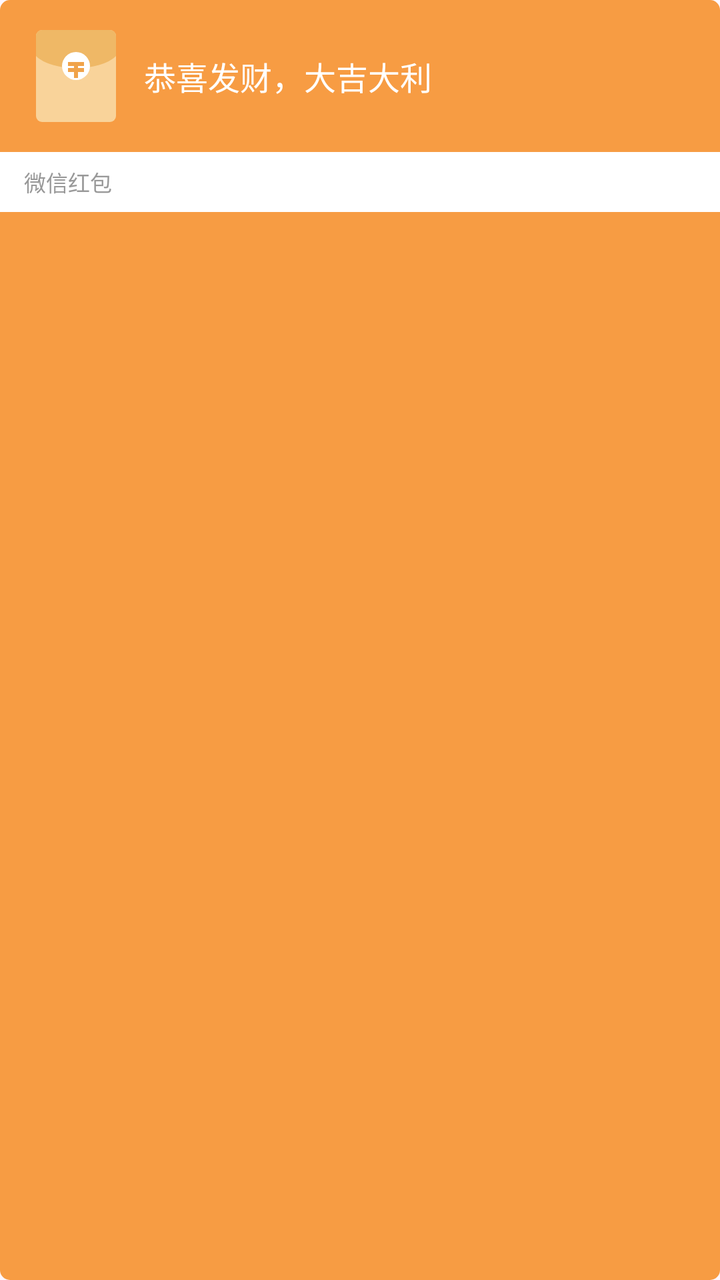
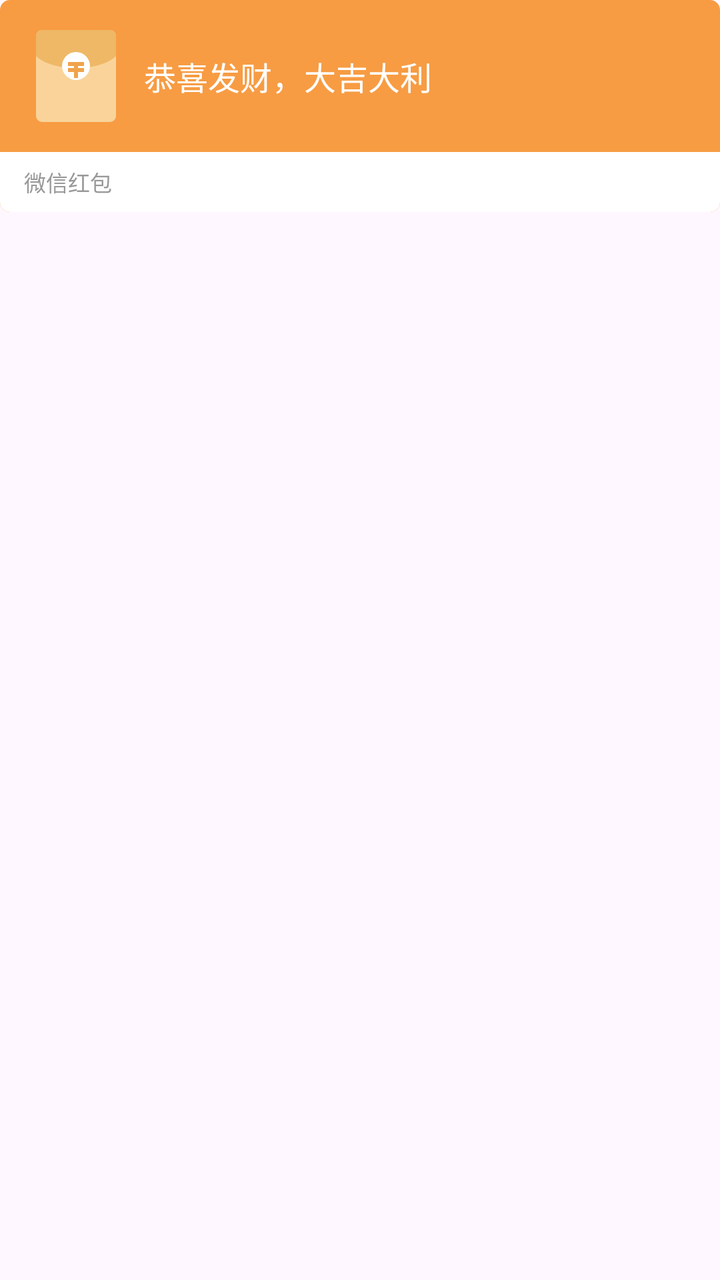

An Android layout rendered at two revisions. The XML below is the earlier revision; the diff shows what the commit changed to produce the second picture.
<!-- AndroidManifest.xml: another module's application theme Theme.KoraIM -->
<!-- res/layout/im_message_item_red_packet.xml -->
<?xml version="1.0" encoding="utf-8"?>
<LinearLayout xmlns:android="http://schemas.android.com/apk/res/android"
    android:layout_width="235dp"
    android:layout_height="wrap_content"
    android:background="@drawable/bg_red_packet_card"
    android:orientation="vertical">

    <LinearLayout
        android:layout_width="match_parent"
        android:layout_height="76dp"
        android:gravity="center_vertical"
        android:orientation="horizontal"
        android:paddingStart="16dp"
        android:paddingEnd="14dp">

        <ImageView
            android:layout_width="44dp"
            android:layout_height="50dp"
            android:contentDescription="红包"
            android:src="@drawable/ic_red_packet_message" />

        <TextView
            android:id="@+id/tv_red_packet_greeting"
            android:layout_width="0dp"
            android:layout_height="wrap_content"
            android:layout_marginStart="12dp"
            android:layout_weight="1"
            android:ellipsize="end"
            android:maxLines="2"
            android:text="恭喜发财，大吉大利"
            android:textColor="#FFFFFFFF"
            android:textSize="16sp" />
    </LinearLayout>

    <TextView
        android:id="@+id/tv_red_packet_state"
        android:layout_width="match_parent"
        android:layout_height="30dp"
        android:background="#FFFFFFFF"
        android:gravity="center_vertical"
        android:paddingStart="12dp"
        android:text="微信红包"
        android:textColor="#FF999999"
        android:textSize="11sp" />
</LinearLayout>
<!-- resources referenced by this layout -->
<resources>
  <!-- drawable bg_red_packet_card (drawable) -->
  <?xml version="1.0" encoding="utf-8"?>
  <shape xmlns:android="http://schemas.android.com/apk/res/android" android:shape="rectangle">
      <solid android:color="#FFF79C43" />
      <corners android:radius="5dp" />
  </shape>
  <!-- drawable ic_red_packet_message (drawable) -->
  <?xml version="1.0" encoding="utf-8"?>
  <vector xmlns:android="http://schemas.android.com/apk/res/android"
      android:width="44dp"
      android:height="50dp"
      android:viewportWidth="44"
      android:viewportHeight="50">
      <path android:fillColor="#FFF9D39A" android:pathData="M5,2h34a3,3 0,0 1,3 3v40a3,3 0,0 1,-3 3h-34a3,3 0,0 1,-3 -3v-40a3,3 0,0 1,3 -3z" />
      <path android:fillColor="#FFEFB866" android:pathData="M2,15c8,8 32,8 40,0v-10a3,3 0,0 0,-3 -3h-34a3,3 0,0 0,-3 3z" />
      <path android:fillColor="#FFFFFFFF" android:pathData="M22,13a7,7 0,1 1,0 14a7,7 0,0 1,0 -14z" />
      <path android:fillColor="#FFF0A34A" android:pathData="M18,18h8v2h-3v1h3v2h-3v3h-2v-3h-3v-2h3v-1h-3z" />
  </vector>
  <style name="Theme.KoraIM" parent="Base.Theme.KoraIM" />
  <style name="Base.Theme.KoraIM" parent="Theme.Material3.DayNight.NoActionBar">
          
          
      </style>
</resources>

<!-- the commit's change to res/layout/im_message_item_red_packet.xml (unified diff, before → after) -->
@@ -1,45 +1,59 @@
 <?xml version="1.0" encoding="utf-8"?>
-<LinearLayout xmlns:android="http://schemas.android.com/apk/res/android"
+<FrameLayout xmlns:android="http://schemas.android.com/apk/res/android"
     android:layout_width="235dp"
-    android:layout_height="wrap_content"
-    android:background="@drawable/bg_red_packet_card"
-    android:orientation="vertical">
+    android:layout_height="wrap_content">
 
     <LinearLayout
         android:layout_width="match_parent"
-        android:layout_height="76dp"
-        android:gravity="center_vertical"
-        android:orientation="horizontal"
-        android:paddingStart="16dp"
-        android:paddingEnd="14dp">
+        android:layout_height="wrap_content"
+        android:background="@drawable/bg_red_packet_card"
+        android:orientation="vertical">
 
-        <ImageView
-            android:layout_width="44dp"
-            android:layout_height="50dp"
-            android:contentDescription="红包"
-            android:src="@drawable/ic_red_packet_message" />
+        <LinearLayout
+            android:layout_width="match_parent"
+            android:layout_height="76dp"
+            android:gravity="center_vertical"
+            android:orientation="horizontal"
+            android:paddingStart="16dp"
+            android:paddingEnd="14dp">
+
+            <ImageView
+                android:layout_width="44dp"
+                android:layout_height="50dp"
+                android:contentDescription="红包"
+                android:src="@drawable/ic_red_packet_message" />
+
+            <TextView
+                android:id="@+id/tv_red_packet_greeting"
+                android:layout_width="0dp"
+                android:layout_height="wrap_content"
+                android:layout_marginStart="12dp"
+                android:layout_weight="1"
+                android:ellipsize="end"
+                android:maxLines="2"
+                android:text="恭喜发财，大吉大利"
+                android:textColor="#FFFFFFFF"
+                android:textSize="16sp" />
+        </LinearLayout>
 
         <TextView
-            android:id="@+id/tv_red_packet_greeting"
-            android:layout_width="0dp"
-            android:layout_height="wrap_content"
-            android:layout_marginStart="12dp"
-            android:layout_weight="1"
-            android:ellipsize="end"
-            android:maxLines="2"
-            android:text="恭喜发财，大吉大利"
-            android:textColor="#FFFFFFFF"
-            android:textSize="16sp" />
+            android:id="@+id/tv_red_packet_state"
+            android:layout_width="match_parent"
+            android:layout_height="30dp"
+            android:background="@drawable/bg_red_packet_bottom"
+            android:gravity="center_vertical"
+            android:paddingStart="12dp"
+            android:text="微信红包"
+            android:textColor="#FF999999"
+            android:textSize="11sp" />
     </LinearLayout>
 
-    <TextView
-        android:id="@+id/tv_red_packet_state"
+    <View
+        android:id="@+id/v_red_packet_mask"
         android:layout_width="match_parent"
-        android:layout_height="30dp"
-        android:background="#FFFFFFFF"
-        android:gravity="center_vertical"
-        android:paddingStart="12dp"
-        android:text="微信红包"
-        android:textColor="#FF999999"
-        android:textSize="11sp" />
-</LinearLayout>
+        android:layout_height="match_parent"
+        android:background="@drawable/bg_red_packet_card"
+        android:backgroundTint="#80FFFFFF"
+        android:visibility="gone" />
+
+</FrameLayout>
<!-- resource entries referenced after the edit -->
@@ -1,5 +1,11 @@
 <!-- resources referenced by this layout -->
 <resources>
+  <!-- drawable bg_red_packet_bottom (drawable) -->
+  <?xml version="1.0" encoding="utf-8"?>
+  <shape xmlns:android="http://schemas.android.com/apk/res/android" android:shape="rectangle">
+      <solid android:color="#FFFFFFFF" />
+      <corners android:bottomLeftRadius="5dp" android:bottomRightRadius="5dp" />
+  </shape>
   <!-- drawable bg_red_packet_card (drawable) -->
   <?xml version="1.0" encoding="utf-8"?>
   <shape xmlns:android="http://schemas.android.com/apk/res/android" android:shape="rectangle">
